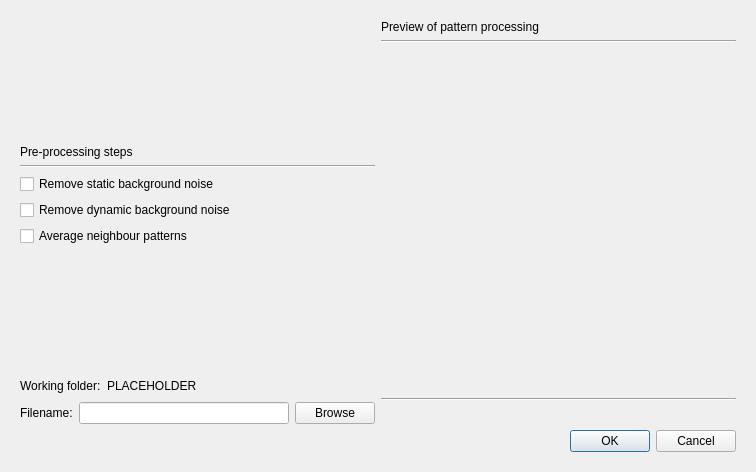
This is ui/pattern_processing.ui in EBSP-Indexer/EBSP-Indexer as Qt 5 draws it before an edit. The edited form follows.
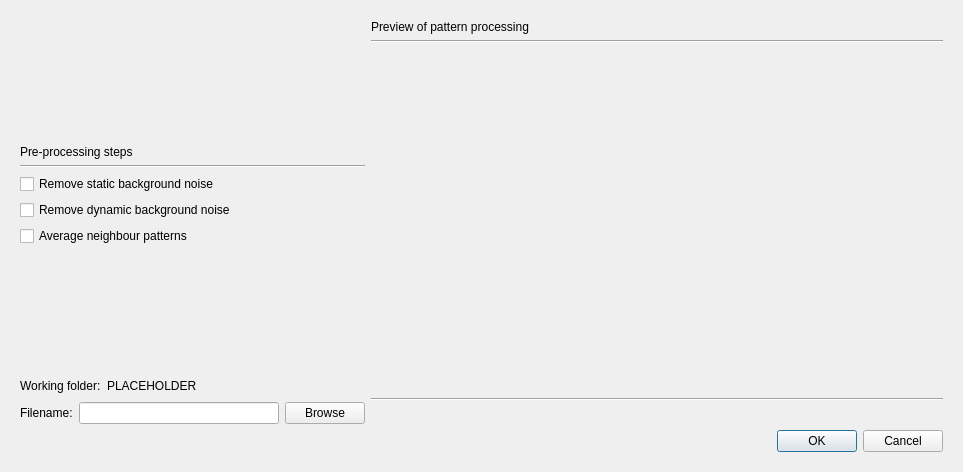
This is the edited form. Custom widgets are drawn as their Qt base class.

```diff
--- a/ui/pattern_processing.ui
+++ b/ui/pattern_processing.ui
@@ -6,7 +6,7 @@
    <rect>
     <x>0</x>
     <y>0</y>
-    <width>756</width>
+    <width>963</width>
     <height>472</height>
    </rect>
   </property>
@@ -19,7 +19,7 @@
   <layout class="QGridLayout" name="gridLayout">
    <item row="0" column="0">
     <widget class="QFrame" name="frame">
-     <layout class="QGridLayout" name="gridLayout_2">
+     <layout class="QGridLayout" name="gridLayout_2" columnstretch="0,1">
       <item row="0" column="0">
        <layout class="QVBoxLayout" name="verticalLayout">
         <item>
```
